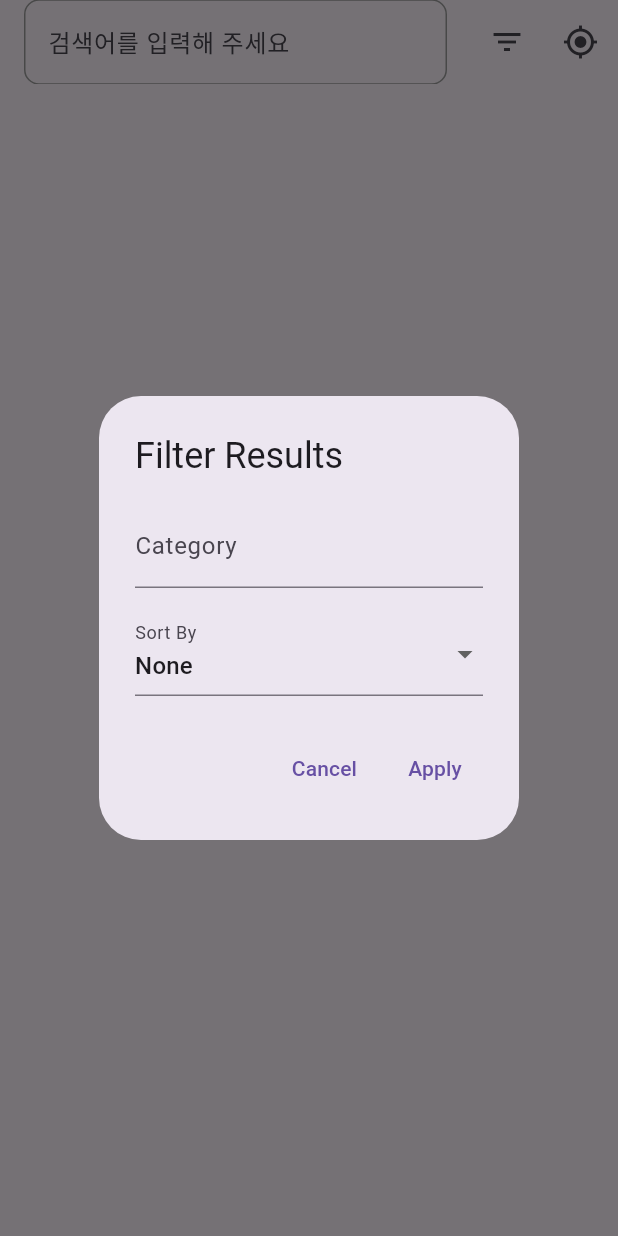
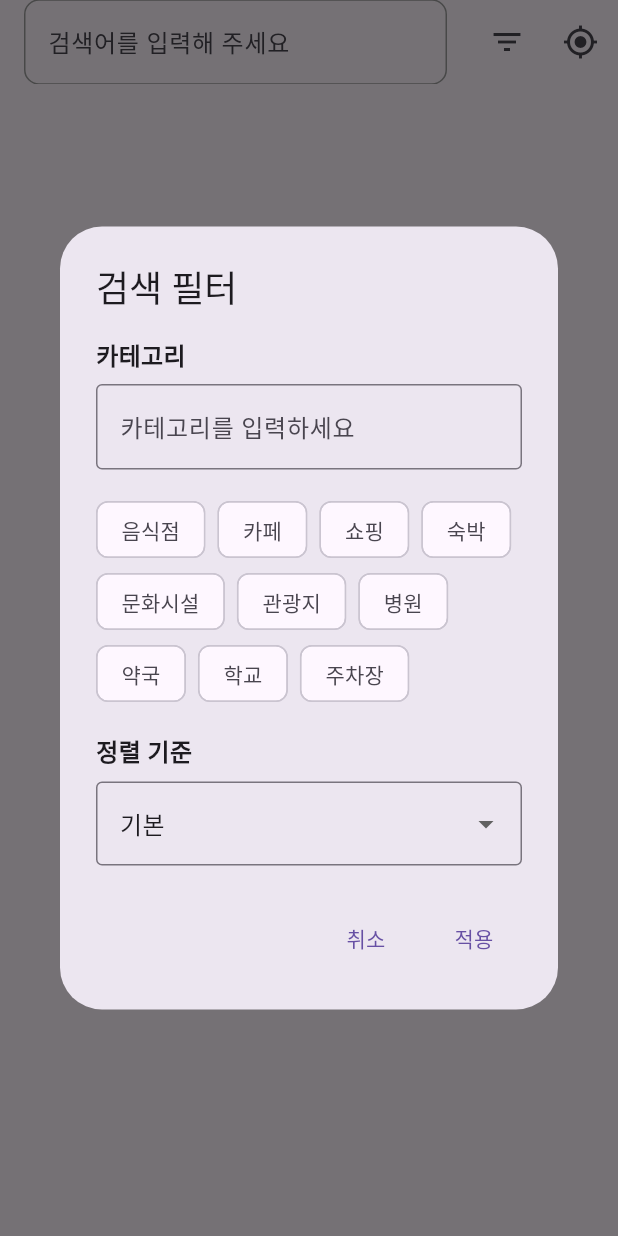
Before and after one commit to chandoli21/location_app, a Flutter app: the screen it shows after launch, after a tap on the "filter list" icon, on a phone screen of 412 x 824 dp. Run offline on Flutter 3.47's test engine with Material 3 defaults, Android fonts, the phone set to English and light mode, and no system bars; our stand-ins replace dio, flutter_riverpod, geolocator, html_unescape; missing offline and left inert: flutter_inappwebview.

Commit message:
docs: update README with Korean filter functionality details

```diff
--- a/lib/ui/home/filter_dialog.dart
+++ b/lib/ui/home/filter_dialog.dart
@@ -18,6 +18,18 @@ class FilterDialog extends StatefulWidget {
 class _FilterDialogState extends State<FilterDialog> {
   late Filter _currentFilter;
   final _categoryController = TextEditingController();
+  final List<String> _commonCategories = [
+    '음식점',
+    '카페',
+    '쇼핑',
+    '숙박',
+    '문화시설',
+    '관광지',
+    '병원',
+    '약국',
+    '학교',
+    '주차장',
+  ];
 
   @override
   void initState() {
@@ -35,15 +47,25 @@ class _FilterDialogState extends State<FilterDialog> {
   @override
   Widget build(BuildContext context) {
     return AlertDialog(
-      title: const Text('Filter Results'),
-      content: Column(
+      title: const Text('검색 필터'),
+      content: SingleChildScrollView(
+        child: Column(
           mainAxisSize: MainAxisSize.min,
+          crossAxisAlignment: CrossAxisAlignment.start,
           children: [
+            const Text(
+              '카테고리',
+              style: TextStyle(
+                fontSize: 16,
+                fontWeight: FontWeight.bold,
+              ),
+            ),
+            const SizedBox(height: 8),
             TextField(
               controller: _categoryController,
               decoration: const InputDecoration(
-              labelText: 'Category',
-              hintText: 'e.g., restaurants, cafes',
+                hintText: '카테고리를 입력하세요',
+                border: OutlineInputBorder(),
               ),
               onChanged: (value) {
                 setState(() {
@@ -54,20 +76,47 @@ class _FilterDialogState extends State<FilterDialog> {
               },
             ),
             const SizedBox(height: 16),
+            Wrap(
+              spacing: 8,
+              children: _commonCategories.map((category) {
+                return FilterChip(
+                  label: Text(category),
+                  selected: _currentFilter.category == category,
+                  onSelected: (selected) {
+                    setState(() {
+                      _currentFilter = _currentFilter.copyWith(
+                        category: selected ? category : null,
+                      );
+                      _categoryController.text = selected ? category : '';
+                    });
+                  },
+                );
+              }).toList(),
+            ),
+            const SizedBox(height: 16),
+            const Text(
+              '정렬 기준',
+              style: TextStyle(
+                fontSize: 16,
+                fontWeight: FontWeight.bold,
+              ),
+            ),
+            const SizedBox(height: 8),
             DropdownButtonFormField<SortOption?>(
               value: _currentFilter.sortBy,
               decoration: const InputDecoration(
-              labelText: 'Sort By',
+                border: OutlineInputBorder(),
+                hintText: '정렬 기준을 선택하세요',
               ),
               items: [
                 const DropdownMenuItem(
                   value: null,
-                child: Text('None'),
+                  child: Text('기본'),
                 ),
                 ...SortOption.values.map(
                   (option) => DropdownMenuItem(
                     value: option,
-                  child: Text(option.name),
+                    child: Text(_getSortOptionText(option)),
                   ),
                 ),
               ],
@@ -79,21 +128,33 @@ class _FilterDialogState extends State<FilterDialog> {
             ),
           ],
         ),
+      ),
       actions: [
         TextButton(
           onPressed: () {
             Navigator.of(context).pop();
           },
-          child: const Text('Cancel'),
+          child: const Text('취소'),
         ),
         TextButton(
           onPressed: () {
             widget.onFilterChanged(_currentFilter);
             Navigator.of(context).pop();
           },
-          child: const Text('Apply'),
+          child: const Text('적용'),
         ),
       ],
     );
   }
+
+  String _getSortOptionText(SortOption option) {
+    switch (option) {
+      case SortOption.distance:
+        return '거리순';
+      case SortOption.rating:
+        return '평점순';
+      case SortOption.popularity:
+        return '인기순';
     }
+  }
+}
--- a/pubspec.yaml
+++ b/pubspec.yaml
@@ -39,6 +39,7 @@ dependencies:
   dio: ^5.7.0
   flutter_riverpod: ^2.6.1
   geolocator: ^13.0.2
+  html_unescape: ^2.0.0
 
 dev_dependencies:
   flutter_test:
```
Also changed, not shown: lib/data/model/location.dart (+16 -11 lines), lib/data/repository/location_repository.dart (+6 -3 lines), lib/ui/home/home_view_model.dart (+6 -2 lines), pubspec.lock, 2 other files. Lines whose indentation alone changed are shown as unchanged.
